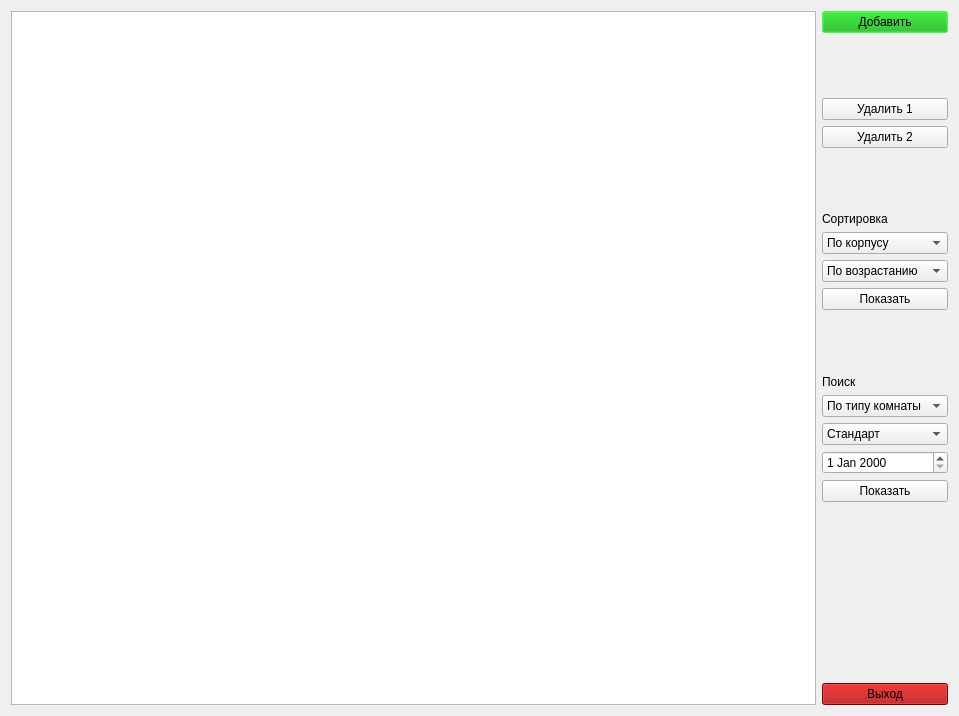
First picture: the form in FinalMkFinal/printwindow.ui, repository Enjoyer14/OP_FullForm, before the edit.
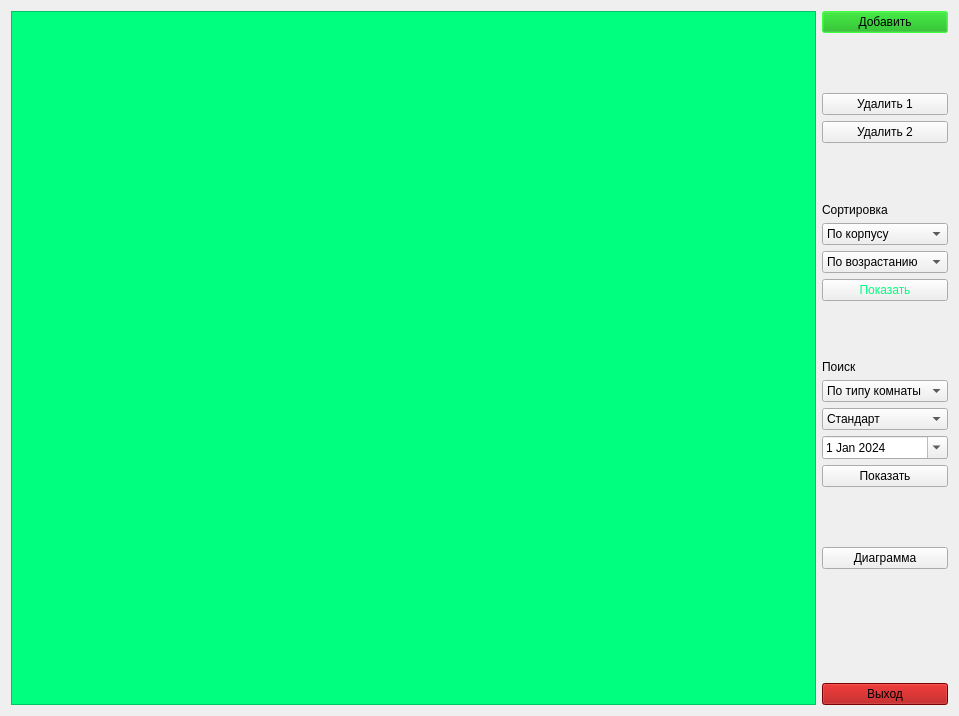
Second picture: the form after the edit.

Diff of the .ui file:
```diff
--- a/FinalMkFinal/printwindow.ui
+++ b/FinalMkFinal/printwindow.ui
@@ -13,9 +13,21 @@
   <property name="windowTitle">
    <string>PrintInfo</string>
   </property>
+  <property name="autoFillBackground">
+   <bool>false</bool>
+  </property>
+  <property name="styleSheet">
+   <string notr="true"/>
+  </property>
   <layout class="QGridLayout" name="gridLayout">
    <item row="0" column="0">
-    <widget class="QTableView" name="tableView"/>
+    <widget class="QTableView" name="tableView">
+     <property name="styleSheet">
+      <string notr="true">background-color: rgb(0, 255, 127);
+color: rgb(255, 0, 0);
+font: 9pt &quot;Segoe UI&quot;;</string>
+     </property>
+    </widget>
    </item>
    <item row="0" column="1">
     <layout class="QVBoxLayout" name="verticalLayout">
@@ -119,6 +131,9 @@
      </item>
      <item>
       <widget class="QPushButton" name="btn_Sort">
+       <property name="styleSheet">
+        <string notr="true">color: rgb(0, 255, 127);</string>
+       </property>
        <property name="text">
         <string>Показать</string>
        </property>
@@ -191,7 +206,32 @@
       </widget>
      </item>
      <item>
-      <widget class="QDateEdit" name="dateEdit"/>
+      <widget class="QDateEdit" name="dateEdit">
+       <property name="maximumDate">
+        <date>
+         <year>3000</year>
+         <month>12</month>
+         <day>31</day>
+        </date>
+       </property>
+       <property name="minimumDate">
+        <date>
+         <year>2024</year>
+         <month>1</month>
+         <day>1</day>
+        </date>
+       </property>
+       <property name="calendarPopup">
+        <bool>true</bool>
+       </property>
+       <property name="date">
+        <date>
+         <year>2024</year>
+         <month>1</month>
+         <day>1</day>
+        </date>
+       </property>
+      </widget>
      </item>
      <item>
       <widget class="QPushButton" name="btn_Search">
@@ -213,6 +253,13 @@
        </property>
       </spacer>
      </item>
+     <item>
+      <widget class="QPushButton" name="btn_diagram">
+       <property name="text">
+        <string>Диаграмма</string>
+       </property>
+      </widget>
+     </item>
      <item>
       <spacer name="verticalSpacer_3">
        <property name="orientation">
```
